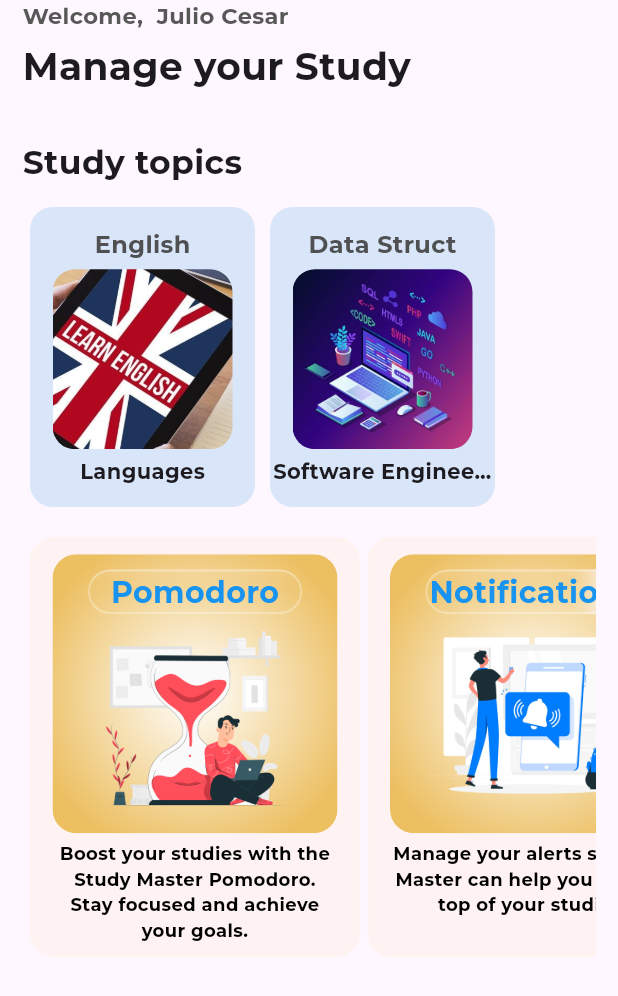
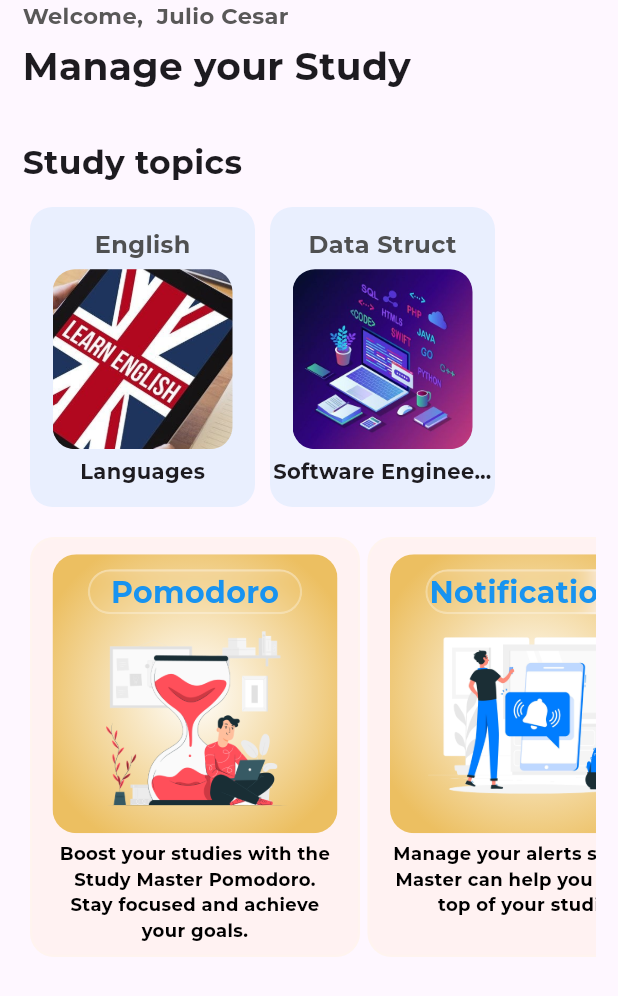
Before and after one commit to Julio1901/study-master, a Flutter app: the screen it shows after launch, on a phone screen of 412 x 824 dp. Shown: the top 996 px of the screen. Run offline on Flutter 3.47's test engine with Material 3 defaults, Android fonts, the phone set to English and light mode, and no system bars; project files that could hold a hidden picture were left out.

Commit message:
Subject card background color changed

```diff
--- a/features/home/lib/components/card_with_border_rounded.dart
+++ b/features/home/lib/components/card_with_border_rounded.dart
@@ -19,7 +19,7 @@ final String imageName;
         width: 150,
         height: 100,
         decoration: BoxDecoration(
-          color: Color.fromRGBO(3, 125, 213, 0.147),
+          color: Color.fromRGBO(107, 191, 251, 0.145),
           borderRadius: BorderRadius.circular(15.0),
         ),
         child: Column(
```
